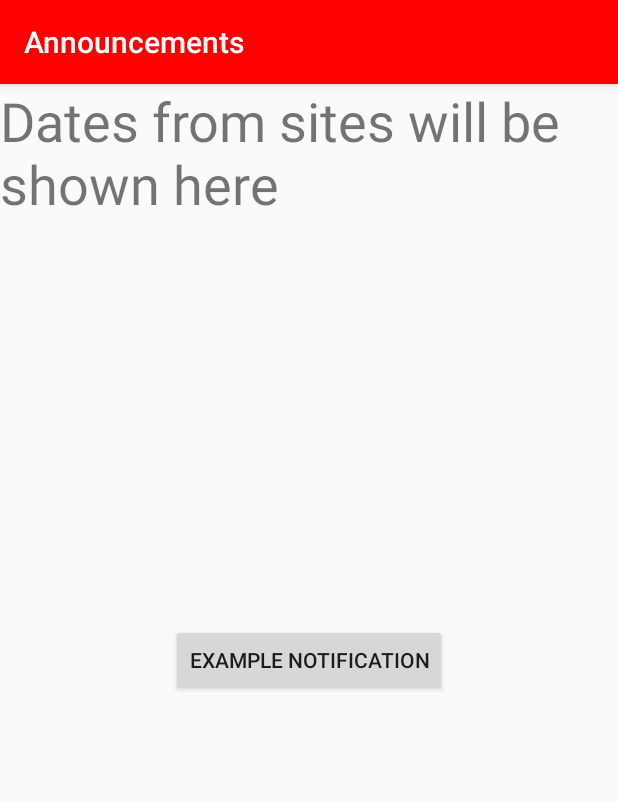
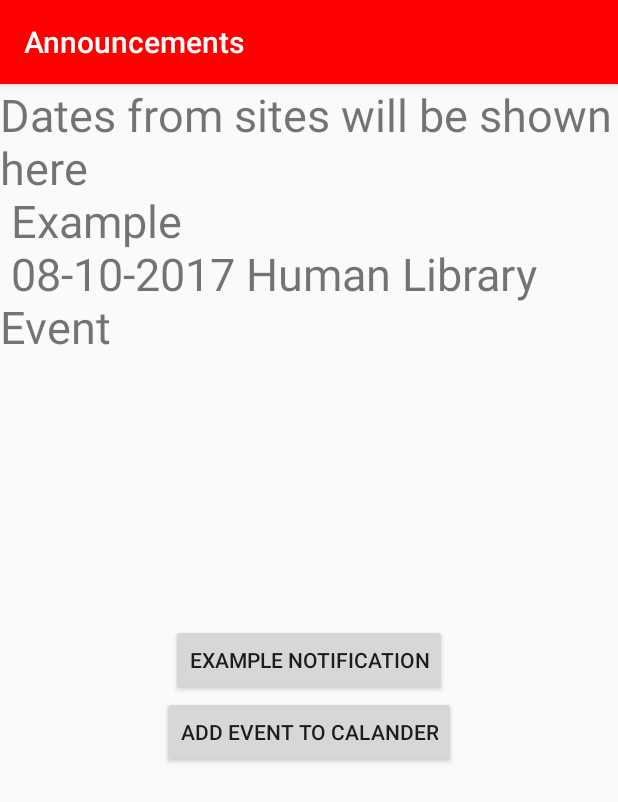
Before and after one commit to omsitapara23/IITHPlacement, an Android app: the DateActivity screen opened directly, with no data from a screen before it, on a phone screen of 412 x 824 dp. Shown: the top 802 px of the screen. Run offline under Robolectric (Android 15) with nearby library versions, the phone set to English and light mode, and no system bars.

Commit message:
new date and notification system

```diff
--- a/app/src/main/AndroidManifest.xml
+++ b/app/src/main/AndroidManifest.xml
@@ -1,6 +1,8 @@
 <?xml version="1.0" encoding="utf-8"?>
 <manifest xmlns:android="http://schemas.android.com/apk/res/android"
     package="com.android.example.iithplacement">
+    <uses-permission android:name="android.permission.READ_CALENDAR"></uses-permission>
+    <uses-permission android:name="android.permission.WRITE_CALENDAR"></uses-permission>
 
     <application
         android:allowBackup="true"
--- a/app/src/main/res/layout/activity_credits.xml
+++ b/app/src/main/res/layout/activity_credits.xml
@@ -68,7 +68,7 @@
                     android:id="@+id/tag"
                     android:layout_width="match_parent"
                     android:layout_height="wrap_content"
-                    android:text="Team Leader : "
+                    android:text="Team Leadrer : "
                     android:textColor="@android:color/white"
                     android:gravity="center"
                     android:textSize="20sp"/>
--- a/app/src/main/res/layout/activity_date.xml
+++ b/app/src/main/res/layout/activity_date.xml
@@ -9,13 +9,20 @@
     <TextView
         android:layout_width="match_parent"
         android:layout_height="wrap_content"
-        android:text="Dates from sites will be shown here"
-        android:textSize="36sp"/>
+        android:text="Dates from sites will be shown here \n Example \n 08-10-2017 Human Library Event"
+        android:textSize="30sp"/>
     <Button
         android:layout_width="wrap_content"
         android:layout_height="wrap_content"
         android:layout_centerInParent="true"
         android:id="@+id/notification_date"
         android:text="Example notification"/>
+    <Button
+        android:layout_width="wrap_content"
+        android:layout_height="wrap_content"
+        android:layout_centerInParent="true"
+        android:layout_below="@+id/notification_date"
+        android:text="Add event to calander"
+        android:id="@+id/calander_button"/>
 
 </RelativeLayout>
--- a/app/src/main/res/layout/app_bar_catalog.xml
+++ b/app/src/main/res/layout/app_bar_catalog.xml
@@ -27,7 +27,7 @@
         android:layout_width="wrap_content"
         android:layout_height="wrap_content"
         android:layout_gravity="bottom|end"
-        android:backgroundTint="@color/colorPrimary"
+        app:backgroundTint="@color/colorPrimary"
         android:layout_margin="@dimen/fab_margin"
         android:src="@drawable/ic_web_24dp" />
 
```
Also changed, not shown: app/src/main/java/com/android/example/iithplacement/DateActivity.java (+80 -4 lines).
